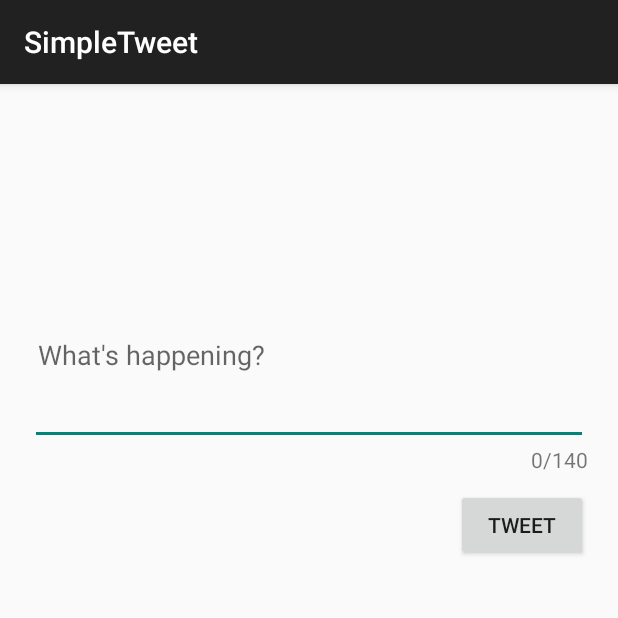
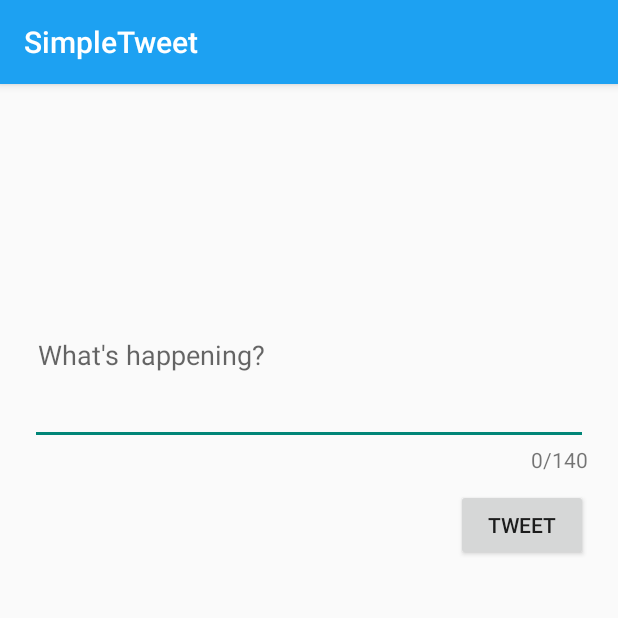
Before and after one commit to monicatang/MySimpleTweets, an Android app: the ComposeActivity screen opened directly, with no data from a screen before it, on a phone screen of 412 x 824 dp, the top half of it. Run offline under Robolectric (Android 15) with nearby library versions, the phone set to English and light mode, and no system bars; our stand-ins replace ButterKnife; libraries missing offline, so code that uses them is left out: com.github.scribejava.apis, com.github.scribejava.core, com.loopj.android, cz.msebera.android, org.parceler.

Commit message:
Changed action bar color

```diff
--- a/app/src/main/AndroidManifest.xml
+++ b/app/src/main/AndroidManifest.xml
@@ -12,11 +12,11 @@
         android:allowBackup="true"
         android:icon="@drawable/ic_launcher"
         android:label="@string/app_name"
-        android:theme="@style/AppTheme">
+        android:theme="@style/AppBaseTheme">
         <activity
             android:name=".LoginActivity"
             android:label="@string/app_name"
-            android:theme="@style/AppTheme">
+            android:theme="@style/AppBaseTheme">
             <intent-filter>
                 <action android:name="android.intent.action.MAIN" />
 
--- a/app/src/main/res/values/colors.xml
+++ b/app/src/main/res/values/colors.xml
@@ -2,4 +2,5 @@
 <resources>
     <color name="white">#FFF</color>
     <color name="gray">#333</color>
+    <color name="blue">#1DA1F2</color>
 </resources>
--- a/app/src/main/res/values/styles.xml
+++ b/app/src/main/res/values/styles.xml
@@ -8,12 +8,33 @@
 
         -->
 
-    </style>
+        <item name="android:actionBarStyle">@style/MyActionBar</item>
+        <item name="android:actionBarTabTextStyle">@style/MyActionBarTabText</item>
 
-    <!-- Application theme. -->
-    <style name="AppTheme" parent="AppBaseTheme">
-        <!-- All customizations that are NOT specific to a particular API-level can go here. -->
+        <!-- Support library compatibility -->
+        <item name="actionBarStyle">@style/MyActionBar</item>
+        <item name="actionBarTabTextStyle">@style/MyActionBarTabText</item>
+
 
     </style>
 
+    <style name="MyActionBar" parent="@style/Widget.AppCompat.Light.ActionBar.Solid.Inverse">
+        <item name="android:background">@color/blue</item>
+        <item name="android:titleTextStyle">@style/MyActionBar.TitleTextStyle</item>
+
+        <!-- Support library compatibility -->
+        <item name="background">@color/blue</item>
+        <item name="titleTextStyle">@style/MyActionBar.TitleTextStyle</item>
+    </style>
+
+    <style name="MyActionBar.TitleTextStyle"
+        parent="@style/TextAppearance.AppCompat.Widget.ActionBar.Title">
+        <item name="android:textColor">@color/white</item>
+    </style>
+
+    <style name="MyActionBarTabText" parent="@style/Widget.AppCompat.ActionBar.TabText">
+        <item name="android:textColor">@color/white</item>
+    </style>
+
+
 </resources>
```
